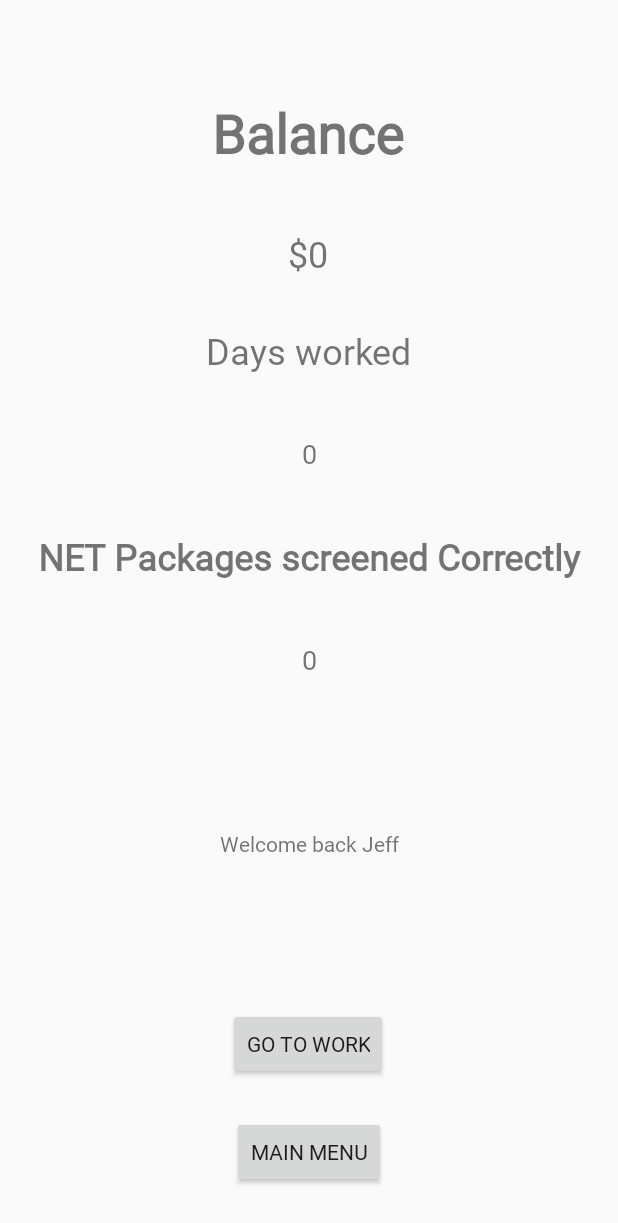
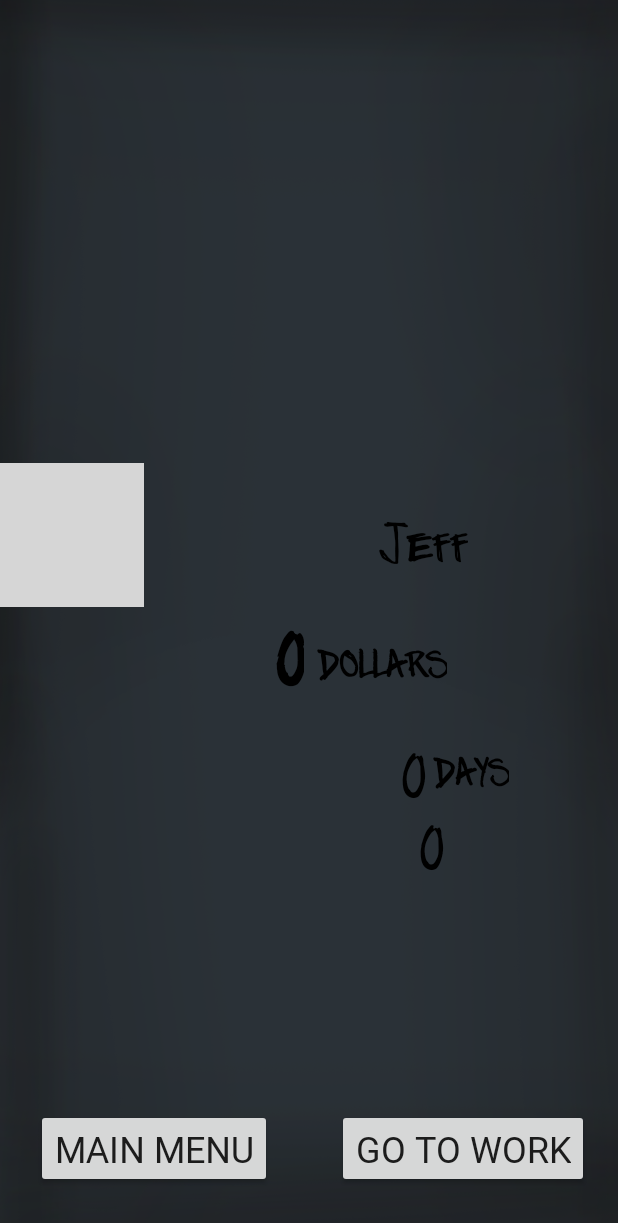
Before and after one commit to RedSoutherly/tac, an Android app: the LobbyActivity screen opened directly, with no data from a screen before it, on a phone screen of 412 x 824 dp. Shown: the top 1223 px of the screen. Run offline under Robolectric (Android 15) with nearby library versions, the light colour scheme and no system bars; grey boxes are pictures that could not be loaded.

Commit message:
Lobby + icon refresh

```diff
--- a/AndroidStudioProject/app/src/main/AndroidManifest.xml
+++ b/AndroidStudioProject/app/src/main/AndroidManifest.xml
@@ -5,29 +5,37 @@
     <application
         android:name=".Controller"
         android:allowBackup="true"
-        android:icon="@mipmap/icon"
+        android:icon="@mipmap/icon2"
         android:label="@string/app_name"
-        android:roundIcon="@mipmap/icon"
+        android:roundIcon="@mipmap/icon2"
         android:supportsRtl="true"
         android:theme="@style/AppTheme">
         <activity android:name=".LossActivity"></activity>
         <activity
             android:name=".VarsActivity"
+            android:screenOrientation="portrait"
             android:theme="@style/ThemeDialog" />
         <activity
             android:name=".BoxDialog"
+            android:screenOrientation="portrait"
             android:theme="@style/ThemeDialog" />
         <activity
             android:name=".OrderDialog"
+            android:screenOrientation="portrait"
             android:theme="@style/ThemeDialog" />
         <activity
             android:name=".OptionsMenu"
+            android:screenOrientation="portrait"
             android:label="Options"
             android:theme="@style/ThemeDialog" />
-        <activity android:name=".LobbyActivity" />
-        <activity android:name=".ConveyorActivity" />
-        <activity android:name=".CinematicActivity" />
-        <activity android:name=".MainMenu">
+        <activity android:name=".LobbyActivity"
+            android:screenOrientation="portrait"/>
+        <activity android:name=".ConveyorActivity"
+            android:screenOrientation="portrait"/>
+        <activity android:name=".CinematicActivity"
+            android:screenOrientation="portrait"/>
+        <activity android:name=".MainMenu"
+            android:screenOrientation="portrait">
             <intent-filter>
                 <action android:name="android.intent.action.MAIN" />
 
--- a/AndroidStudioProject/app/src/main/java/com/tommyhasselman/termsconditions/LobbyActivity.java
+++ b/AndroidStudioProject/app/src/main/java/com/tommyhasselman/termsconditions/LobbyActivity.java
@@ -20,7 +20,7 @@ public class LobbyActivity extends AppCompatActivity {
     @Override
     protected void onCreate(Bundle savedInstanceState) {
         super.onCreate(savedInstanceState);
-        setContentView(R.layout.activity_lobby);
+        setContentView(R.layout.activity_lobby_new);
 
         Controller cont = ((Controller) this.getApplication());
 
@@ -32,19 +32,19 @@ public class LobbyActivity extends AppCompatActivity {
 
         Button workButton = findViewById(R.id.workButton);
         Button mmButton = findViewById(R.id.mmButton);
-        TextView balanceTextView = findViewById(R.id.balanceTextView);
-        TextView screenedTextView = findViewById(R.id.screenedTextView);
-        TextView welcomeTextView = findViewById(R.id.welcomeTextView);
-        TextView roundsTV = findViewById(R.id.roundsTV);
+        TextView balanceTextView = findViewById(R.id.balanceText);
+        TextView screenedTextView = findViewById(R.id.screenText);
+        TextView welcomeTextView = findViewById(R.id.nameText);
+        TextView roundsTV = findViewById(R.id.daysText);
         Button varsButton = findViewById(R.id.varsButton);
 
-        String playerBalance = "$"+cont.getBalance();
+        String playerBalance = ""+cont.getBalance();
         String screened = ""+cont.getLifetimeScore();
-        String welcome = "Welcome back " + cont.getPlayerName();
+        String welcome = cont.getPlayerName();
         String rounds = ""+cont.getRoundsPlayed();
 
         if (cont.getPlayerName().equals("debug")) {
-            welcome = "UwU ~ hewwo mr debugu ***";
+            welcome = "~DEBUG~";
             varsButton.setVisibility(View.VISIBLE);
             varsButton.setEnabled(true);
         }
--- /dev/null
+++ b/AndroidStudioProject/app/src/main/res/layout/activity_lobby_new.xml
@@ -0,0 +1,162 @@
+<?xml version="1.0" encoding="utf-8"?>
+<androidx.constraintlayout.widget.ConstraintLayout
+    xmlns:android="http://schemas.android.com/apk/res/android"
+    xmlns:app="http://schemas.android.com/apk/res-auto"
+    xmlns:tools="http://schemas.android.com/tools"
+    android:layout_width="match_parent"
+    android:layout_height="match_parent">
+
+    <ImageView
+        android:id="@+id/back"
+        android:layout_width="wrap_content"
+        android:layout_height="wrap_content"
+        android:scaleType="fitXY"
+        app:layout_constraintBottom_toBottomOf="parent"
+        app:layout_constraintEnd_toEndOf="parent"
+        app:layout_constraintStart_toStartOf="parent"
+        app:layout_constraintTop_toTopOf="parent"
+        app:srcCompat="@drawable/back" />
+
+    <androidx.constraintlayout.widget.Guideline
+        android:id="@+id/guideline"
+        android:layout_width="wrap_content"
+        android:layout_height="wrap_content"
+        android:orientation="vertical"
+        app:layout_constraintGuide_begin="205dp" />
+
+    <ImageView
+        android:id="@+id/page"
+        android:layout_width="wrap_content"
+        android:layout_height="wrap_content"
+        android:adjustViewBounds="true"
+        android:scaleType="fitCenter"
+        app:layout_constraintBottom_toTopOf="@+id/mmButton"
+        app:layout_constraintEnd_toEndOf="parent"
+        app:layout_constraintHorizontal_bias="0.0"
+        app:layout_constraintStart_toStartOf="parent"
+        app:layout_constraintTop_toTopOf="parent"
+        app:layout_constraintVertical_bias="0.48"
+        app:srcCompat="@drawable/page" />
+
+    <Button
+        android:id="@+id/mmButton"
+        android:layout_width="wrap_content"
+        android:layout_height="wrap_content"
+        android:layout_marginBottom="32dp"
+        android:fontFamily="@font/amazonfont"
+        android:text="Main menu"
+        android:textSize="24sp"
+        app:layout_constraintBottom_toBottomOf="parent"
+        app:layout_constraintEnd_toStartOf="@+id/guideline"
+        app:layout_constraintStart_toStartOf="parent" />
+
+    <Button
+        android:id="@+id/workButton"
+        android:layout_width="wrap_content"
+        android:layout_height="wrap_content"
+        android:layout_marginBottom="32dp"
+        android:fontFamily="@font/amazonfont"
+        android:text="Go to Work"
+        android:textSize="24sp"
+        app:layout_constraintBottom_toBottomOf="parent"
+        app:layout_constraintEnd_toEndOf="parent"
+        app:layout_constraintStart_toStartOf="@+id/guideline" />
+
+    <TextView
+        android:id="@+id/nameText"
+        android:layout_width="wrap_content"
+        android:layout_height="wrap_content"
+        android:layout_marginStart="252dp"
+        android:layout_marginLeft="252dp"
+        android:layout_marginTop="32dp"
+        android:fontFamily="@font/twinmarker"
+        android:textColor="#000000"
+        android:textSize="36sp"
+        app:layout_constraintStart_toStartOf="@+id/page"
+        app:layout_constraintTop_toTopOf="@+id/page" />
+
+    <TextView
+        android:id="@+id/balanceText"
+        android:layout_width="wrap_content"
+        android:layout_height="wrap_content"
+        android:layout_marginStart="184dp"
+        android:layout_marginLeft="184dp"
+        android:layout_marginTop="84dp"
+        android:fontFamily="@font/twinmarker"
+        android:textColor="#000000"
+        android:textSize="70sp"
+        android:textStyle="bold"
+        app:layout_constraintStart_toStartOf="@+id/page"
+        app:layout_constraintTop_toTopOf="@+id/page" />
+
+    <TextView
+        android:id="@+id/dollars"
+        android:layout_width="wrap_content"
+        android:layout_height="wrap_content"
+        android:layout_marginStart="8dp"
+        android:layout_marginLeft="8dp"
+        android:layout_marginTop="36dp"
+        android:fontFamily="@font/twinmarker"
+        android:text="DOLLARS"
+        android:textColor="#000000"
+        android:textSize="24sp"
+        android:textStyle="bold"
+        app:layout_constraintStart_toEndOf="@+id/balanceText"
+        app:layout_constraintTop_toTopOf="@+id/balanceText" />
+
+    <TextView
+        android:id="@+id/daysText"
+        android:layout_width="wrap_content"
+        android:layout_height="wrap_content"
+        android:layout_marginStart="268dp"
+        android:layout_marginLeft="268dp"
+        android:layout_marginTop="168dp"
+        android:fontFamily="@font/twinmarker"
+        android:textColor="#000000"
+        android:textSize="60sp"
+        app:layout_constraintStart_toStartOf="@+id/page"
+        app:layout_constraintTop_toTopOf="@+id/page" />
+
+    <TextView
+        android:id="@+id/days"
+        android:layout_width="wrap_content"
+        android:layout_height="wrap_content"
+        android:layout_marginStart="4dp"
+        android:layout_marginLeft="4dp"
+        android:layout_marginTop="24dp"
+        android:fontFamily="@font/twinmarker"
+        android:text="DAYS"
+        android:textColor="#000000"
+        android:textSize="24sp"
+        android:textStyle="bold"
+        app:layout_constraintStart_toEndOf="@+id/daysText"
+        app:layout_constraintTop_toTopOf="@+id/daysText" />
+
+    <TextView
+        android:id="@+id/screenText"
+        android:layout_width="wrap_content"
+        android:layout_height="wrap_content"
+        android:layout_marginStart="280dp"
+        android:layout_marginLeft="280dp"
+        android:layout_marginTop="216dp"
+        android:fontFamily="@font/twinmarker"
+        android:text="90"
+        android:textColor="#000000"
+        android:textSize="60sp"
+        app:layout_constraintStart_toStartOf="@+id/page"
+        app:layout_constraintTop_toTopOf="@+id/page" />
+
+    <Button
+        android:id="@+id/varsButton"
+        android:layout_width="wrap_content"
+        android:layout_height="wrap_content"
+        android:layout_marginBottom="124dp"
+        android:enabled="false"
+        android:text="vars"
+        android:visibility="gone"
+        app:layout_constraintBottom_toBottomOf="@+id/page"
+        app:layout_constraintEnd_toEndOf="parent"
+        app:layout_constraintHorizontal_bias="0.498"
+        app:layout_constraintStart_toStartOf="parent" />
+
+</androidx.constraintlayout.widget.ConstraintLayout>
```
Also changed, not shown: AndroidStudioProject/app/src/main/res/font/twinmarker.ttf (added), AndroidStudioProject/app/src/main/res/mipmap-hdpi/icon2.png (added), 5 other files.
